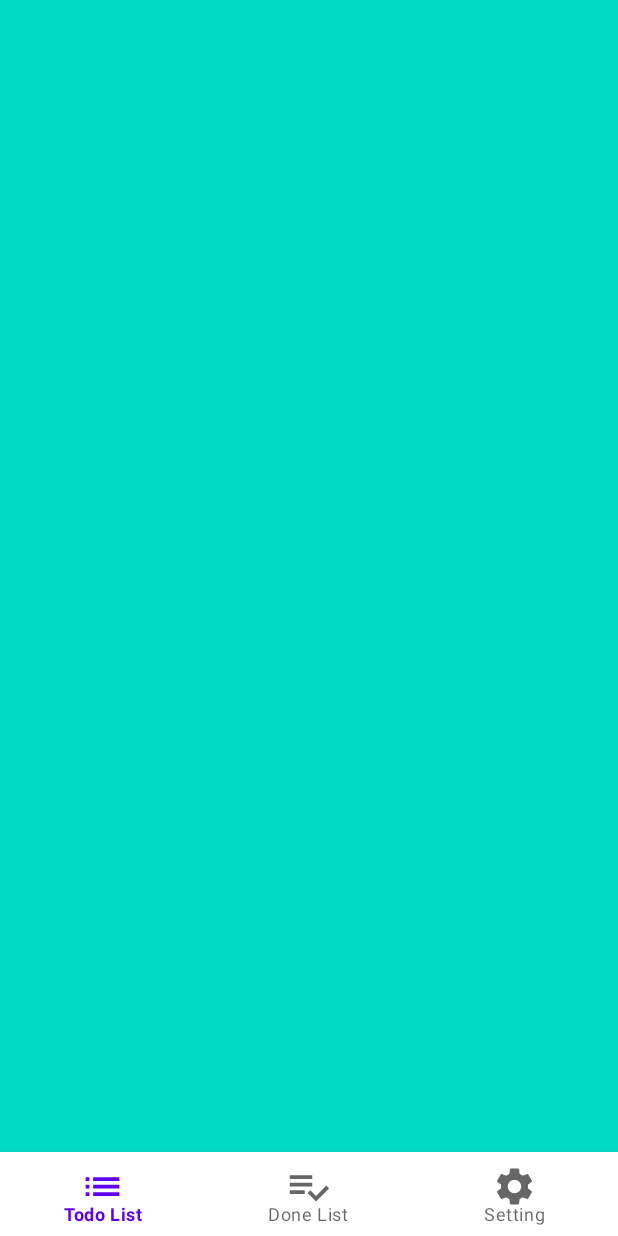
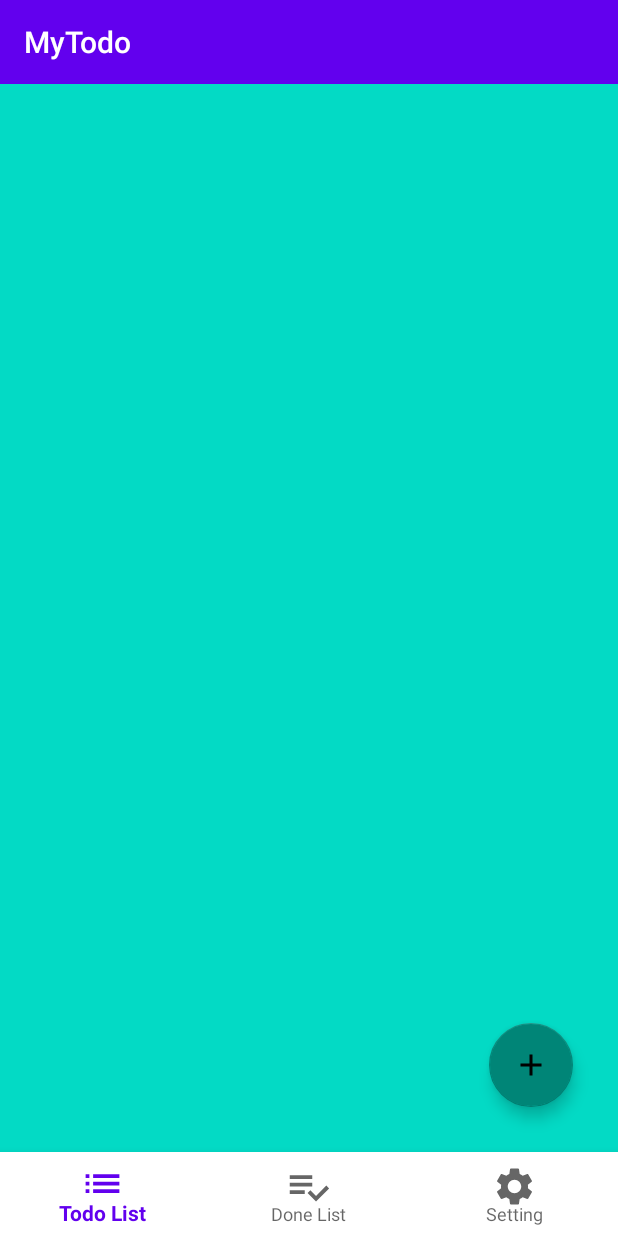
Before and after one commit to TreeJin99/MyTodo, an Android app: the fragment TodoListFragment placed in its activity, on a phone screen of 412 x 824 dp. Run offline under Robolectric (Android 15) with nearby library versions, the phone set to English and light mode, and no system bars.

```diff
--- a/app/build.gradle
+++ b/app/build.gradle
@@ -62,4 +62,10 @@ dependencies {
     implementation "org.jetbrains.kotlin:kotlin-stdlib-jdk7:$kotlin_version"
     api "org.jetbrains.kotlinx:kotlinx-coroutines-core:$coroutines"
     api "org.jetbrains.kotlinx:kotlinx-coroutines-android:$coroutines"
+
+    def lifecycle_version = "2.4.1"
+    implementation "androidx.lifecycle:lifecycle-viewmodel-ktx:$lifecycle_version"
+    implementation "androidx.lifecycle:lifecycle-livedata-ktx:$lifecycle_version"
+
+    implementation 'androidx.fragment:fragment-ktx:1.4.1'
 }
--- a/app/src/main/java/com/example/mytodo/MainActivity.kt
+++ b/app/src/main/java/com/example/mytodo/MainActivity.kt
@@ -3,8 +3,8 @@ package com.example.mytodo
 import androidx.appcompat.app.AppCompatActivity
 import android.os.Bundle
 import android.util.Log
-import android.view.MenuItem
-import androidx.lifecycle.MutableLiveData
+import android.widget.Toast
+import androidx.appcompat.widget.Toolbar
 import com.example.mytodo.databinding.ActivityMainBinding
 import com.example.mytodo.ui.donelist.DoneListFragment
 import com.example.mytodo.ui.setting.SettingFragment
@@ -16,17 +16,25 @@ class MainActivity : AppCompatActivity(){
     private lateinit var todoListFragment: TodoListFragment
     private lateinit var doneListFragment: DoneListFragment
     private lateinit var settingFragment: SettingFragment
+    private lateinit var toolbar: Toolbar
 
     override fun onCreate(savedInstanceState: Bundle?) {
         super.onCreate(savedInstanceState)
 
         initMainBinding()
+        initToolbar()
         initBottomNav()
     }
 
     private fun initMainBinding() {
         mBinding = ActivityMainBinding.inflate(layoutInflater)
         setContentView(mBinding.root)
+    }
+
+
+    private fun initToolbar() {
+        toolbar = mBinding.toolbar
+        setSupportActionBar(toolbar)
     }
 
     private fun initBottomNav() {
--- a/app/src/main/java/com/example/mytodo/ui/donelist/DoneListFragment.kt
+++ b/app/src/main/java/com/example/mytodo/ui/donelist/DoneListFragment.kt
@@ -12,12 +12,10 @@ import com.example.mytodo.R
 class DoneListFragment: Fragment() {
     override fun onCreate(savedInstanceState: Bundle?) {
         super.onCreate(savedInstanceState)
-        Log.d(TAG, "DoneListFragment - onCreate() 호출됨")
     }
 
     override fun onAttach(context: Context) {
         super.onAttach(context)
-        Log.d(TAG, "DoneListFragment - onAttach() 호출됨")
     }
 
     override fun onCreateView(
@@ -25,8 +23,6 @@ class DoneListFragment: Fragment() {
         container: ViewGroup?,
         savedInstanceState: Bundle?
     ): View? {
-
-        Log.d(TAG, "DoneListFragment - onCreateView() 호출됨")
 
         // 프레그먼트와 레이아웃 연결된다.
         return inflater.inflate(R.layout.fragment_done_list, container, false)
--- a/app/src/main/java/com/example/mytodo/ui/todolist/TodoListFragment.kt
+++ b/app/src/main/java/com/example/mytodo/ui/todolist/TodoListFragment.kt
@@ -1,41 +1,71 @@
 package com.example.mytodo.ui.todolist
 
 import android.content.Context
+import android.os.Build
 import android.os.Bundle
 import android.util.Log
-import android.view.LayoutInflater
-import android.view.View
-import android.view.ViewGroup
+import android.view.*
+import android.widget.Toast
+import androidx.annotation.RequiresApi
+import androidx.appcompat.widget.SearchView
 import androidx.fragment.app.Fragment
+import androidx.fragment.app.viewModels
 import com.example.mytodo.R
 import com.example.mytodo.databinding.FragmentTodoListBinding
+import com.example.mytodo.dto.TodoModel
+import com.example.mytodo.viewmodel.TodoViewModel
+import java.time.LocalDate
+import java.time.LocalDateTime
 
 class TodoListFragment: Fragment() {
     private lateinit var todoBinding: FragmentTodoListBinding
     private lateinit var todoListAdapter: TodoListAdapter
+    private val todoViewModel: TodoViewModel by viewModels()
 
     override fun onCreate(savedInstanceState: Bundle?) {
         super.onCreate(savedInstanceState)
-        Log.d(TAG, "TodoListFragment - onCreate() 호출됨")
 
-        initRecyclerView()
+        //initRecyclerView()
 
     }
 
     override fun onAttach(context: Context) {
         super.onAttach(context)
-        Log.d(TAG, "TodoListFragment - onAttach() 호출됨")
     }
 
+    @RequiresApi(Build.VERSION_CODES.O)
     override fun onCreateView(
         inflater: LayoutInflater,
         container: ViewGroup?,
         savedInstanceState: Bundle?
-    ): View? {
-        Log.d(TAG, "TodoListFragment - onCreateView() 호출됨")
+    ): View {
         todoBinding = FragmentTodoListBinding.inflate(inflater, container, false)
+
+        initButton()
         // 프레그먼트와 레이아웃 연결된다.
         return todoBinding.root
+    }
+
+    override fun onCreateOptionsMenu(menu: Menu, inflater: MenuInflater) {
+        super.onCreateOptionsMenu(menu, inflater)
+
+        val search = menu.findItem(R.id.menu_search)
+        val searchView = search.actionView as SearchView
+    }
+
+    override fun onDestroyView() {
+        // todoBinding = null
+
+        super.onDestroyView()
+    }
+
+    @RequiresApi(Build.VERSION_CODES.O)
+    private fun initButton() {
+        todoBinding.addFab.setOnClickListener {
+            Toast.makeText(activity, "테스트", Toast.LENGTH_LONG).show()
+            val dateAndTime: LocalDateTime = LocalDateTime.now()
+            todoViewModel.createTodo(TodoModel("테스트", dateAndTime.toString(), false))
+        }
     }
 
     private fun initRecyclerView(){
--- /dev/null
+++ b/app/src/main/res/drawable/ic_baseline_add_24.xml
@@ -0,0 +1,5 @@
+<vector android:height="24dp" android:tint="#000000"
+    android:viewportHeight="24" android:viewportWidth="24"
+    android:width="24dp" xmlns:android="http://schemas.android.com/apk/res/android">
+    <path android:fillColor="@android:color/white" android:pathData="M19,13h-6v6h-2v-6H5v-2h6V5h2v6h6v2z"/>
+</vector>
--- a/app/src/main/res/layout/activity_main.xml
+++ b/app/src/main/res/layout/activity_main.xml
@@ -7,17 +7,28 @@
     android:background="#D8D8D8"
     tools:context=".MainActivity">
 
+    <androidx.appcompat.widget.Toolbar
+        android:id="@+id/toolbar"
+        android:layout_width="match_parent"
+        android:layout_height="wrap_content"
+        android:background="?attr/colorPrimary"
+        android:minHeight="?attr/actionBarSize"
+        android:theme="?attr/actionBarTheme"
+        app:layout_constraintEnd_toEndOf="parent"
+        app:layout_constraintStart_toStartOf="parent"
+        app:layout_constraintTop_toTopOf="parent"
+        app:menu="@menu/menu_search"
+        app:titleTextColor="@color/white" />
+
     <FrameLayout
         android:id="@+id/fragmentFrame"
         android:layout_width="0dp"
         android:layout_height="0dp"
+        android:background="@color/purple_200"
         app:layout_constraintBottom_toTopOf="@+id/bottomNav"
         app:layout_constraintEnd_toEndOf="parent"
         app:layout_constraintStart_toStartOf="parent"
-        app:layout_constraintTop_toTopOf="parent"
-        android:background="@color/purple_200"
-        />
-
+        app:layout_constraintTop_toBottomOf="@id/toolbar" />
 
     <com.google.android.material.bottomnavigation.BottomNavigationView
         android:id="@+id/bottomNav"
--- a/app/src/main/res/layout/fragment_todo_list.xml
+++ b/app/src/main/res/layout/fragment_todo_list.xml
@@ -1,11 +1,11 @@
 <?xml version="1.0" encoding="utf-8"?>
-<FrameLayout xmlns:android="http://schemas.android.com/apk/res/android"
+<androidx.constraintlayout.widget.ConstraintLayout xmlns:android="http://schemas.android.com/apk/res/android"
     xmlns:tools="http://schemas.android.com/tools"
     android:layout_width="match_parent"
     android:layout_height="match_parent"
+    xmlns:app="http://schemas.android.com/apk/res-auto"
     tools:context=".ui.todolist.TodoListFragment"
-    android:background="@color/teal_200"
-    >
+    android:background="@color/teal_200">
 
     <androidx.recyclerview.widget.RecyclerView
         android:id="@+id/todoList_RV"
@@ -13,4 +13,17 @@
         android:layout_height="match_parent"
         />
 
-</FrameLayout>
+    <com.google.android.material.floatingactionbutton.FloatingActionButton
+        android:id="@+id/addFab"
+        android:layout_width="wrap_content"
+        android:layout_height="wrap_content"
+        android:layout_margin="30dp"
+        android:clickable="true"
+        android:contentDescription="@string/add_todo"
+        android:focusable="true"
+        android:src="@drawable/ic_baseline_add_24"
+        app:layout_constraintBottom_toBottomOf="parent"
+        app:layout_constraintEnd_toEndOf="parent"
+        />
+
+</androidx.constraintlayout.widget.ConstraintLayout>
--- a/app/src/main/res/menu/menu_search.xml
+++ b/app/src/main/res/menu/menu_search.xml
@@ -1,14 +1,15 @@
 <?xml version="1.0" encoding="utf-8"?>
-<menu xmlns:tools="http://schemas.android.com/tools"
-    xmlns:android="http://schemas.android.com/apk/res/android"
-    xmlns:app="http://schemas.android.com/apk/res-auto">
+<menu xmlns:android="http://schemas.android.com/apk/res/android"
+    xmlns:app="http://schemas.android.com/apk/res-auto"
+    xmlns:tools="http://schemas.android.com/tools">
 
-    <item android:id="@+id/menu_search"
+    <item
+        android:id="@+id/menu_search"
+        android:icon="@drawable/ic_baseline_search_24"
         android:title="@string/search"
-        android:iconTint="@color/white"
-        android:icon="@drawable/ic_baseline_search_24"
+        tools:targetApi="o"
         app:showAsAction="ifRoom"
-        tools:targetApi="o"
-        app:actionViewClass="androidx.appcompat.widget.SearchView" />
+        app:actionViewClass="android.widget.SearchView"
+        />
 
 </menu>
--- a/app/src/main/res/values-night/themes.xml
+++ /dev/null
@@ -1,16 +0,0 @@
-<resources xmlns:tools="http://schemas.android.com/tools">
-    <!-- Base application theme. -->
-    <style name="Theme.MyTodo" parent="Theme.MaterialComponents.DayNight.DarkActionBar">
-        <!-- Primary brand color. -->
-        <item name="colorPrimary">@color/purple_200</item>
-        <item name="colorPrimaryVariant">@color/purple_700</item>
-        <item name="colorOnPrimary">@color/black</item>
-        <!-- Secondary brand color. -->
-        <item name="colorSecondary">@color/teal_200</item>
-        <item name="colorSecondaryVariant">@color/teal_200</item>
-        <item name="colorOnSecondary">@color/black</item>
-        <!-- Status bar color. -->
-        <item name="android:statusBarColor" tools:targetApi="l">?attr/colorPrimaryVariant</item>
-        <!-- Customize your theme here. -->
-    </style>
-</resources>
--- a/app/src/main/res/values/strings.xml
+++ b/app/src/main/res/values/strings.xml
@@ -6,4 +6,5 @@
     <string name="done_list">Done List</string>
     <string name="setting">Setting</string>
     <string name="search">Search</string>
+    <string name="add_todo">Add Todo</string>
 </resources>
--- a/app/src/main/res/values/themes.xml
+++ b/app/src/main/res/values/themes.xml
@@ -1,6 +1,6 @@
 <resources xmlns:tools="http://schemas.android.com/tools">
     <!-- Base application theme. -->
-    <style name="Theme.MyTodo" parent="Theme.MaterialComponents.DayNight.NoActionBar">
+    <style name="Theme.MyTodo" parent="Theme.AppCompat.Light.NoActionBar">
         <!-- Primary brand color. -->
         <item name="colorPrimary">@color/purple_500</item>
         <item name="colorPrimaryVariant">@color/purple_700</item>
```
Also changed, not shown: app/src/main/java/com/example/mytodo/dao/TodoDao.kt (added, +24 -0 lines), app/src/main/java/com/example/mytodo/database/TodoDatabase.kt (added, +35 -0 lines), app/src/main/java/com/example/mytodo/repository/TodoRepository.kt (added, +18 -0 lines), app/src/main/java/com/example/mytodo/viewmodel/TodoViewModel.kt (added, +39 -0 lines).
